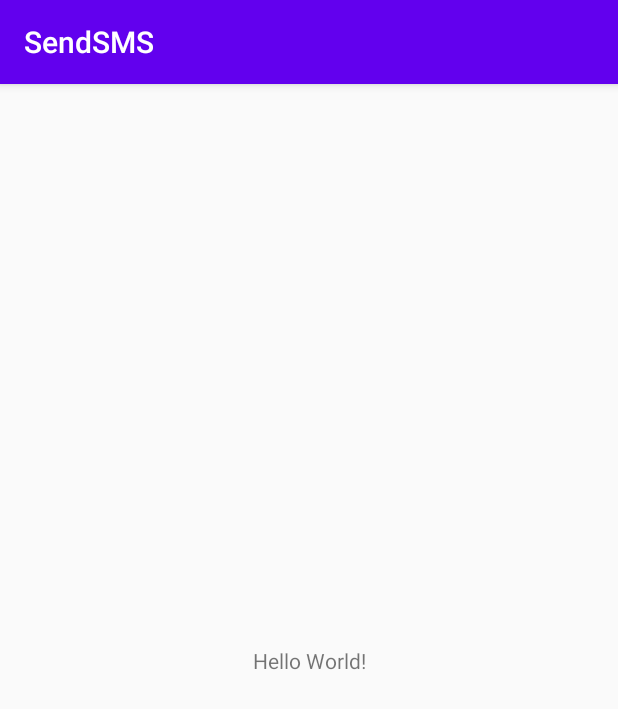
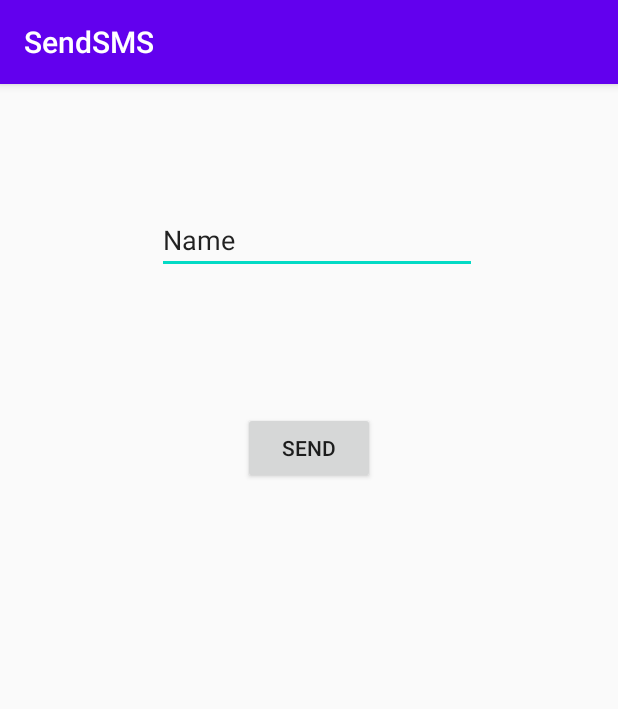
Before and after one commit to Serggithub777/android-basic-level, an Android app: the screen it shows after launch (MainActivity), on a phone screen of 412 x 824 dp. Shown: the top 709 px of the screen. Run offline under Robolectric (Android 15) with nearby library versions, the phone set to English and light mode, and no system bars.

Commit message:
Send SMS in SendSMS in Lesson_4

```diff
--- a/Lesson_4/SendSMS/app/src/main/java/com/example/sendsms/MainActivity.java
+++ b/Lesson_4/SendSMS/app/src/main/java/com/example/sendsms/MainActivity.java
@@ -2,7 +2,12 @@ package com.example.sendsms;
 
 import androidx.appcompat.app.AppCompatActivity;
 
+import android.content.Intent;
+import android.net.Uri;
 import android.os.Bundle;
+import android.view.View;
+import android.widget.Button;
+import android.widget.EditText;
 
 public class MainActivity extends AppCompatActivity {
 
@@ -10,5 +15,20 @@ public class MainActivity extends AppCompatActivity {
     protected void onCreate(Bundle savedInstanceState) {
         super.onCreate(savedInstanceState);
         setContentView(R.layout.activity_main);
+
+        final EditText enterSMStext = findViewById(R.id.editTextEnterSMS);
+        Button buttonSend = findViewById(R.id.buttonSend);
+
+        buttonSend.setOnClickListener(new View.OnClickListener() {
+            @Override
+            public void onClick(View v) {
+                String smsBody = enterSMStext.getText().toString();
+                Intent smsSend = new Intent(Intent.ACTION_SENDTO); //создаем интент с действием ACTION_SENDTO
+                smsSend.setData(Uri.parse("smsto:")); //устанавливаем в интент Uri данные в виде прсинга строки "smsto:"
+                smsSend.putExtra("sms_body", smsBody); //прикрепляем тело смс
+                startActivity(smsSend);
+
+            }
+        });
     }
 }
--- a/Lesson_4/SendSMS/app/src/main/res/layout/activity_main.xml
+++ b/Lesson_4/SendSMS/app/src/main/res/layout/activity_main.xml
@@ -6,13 +6,29 @@
     android:layout_height="match_parent"
     tools:context=".MainActivity">
 
-    <TextView
+    <EditText
+        android:id="@+id/editTextEnterSMS"
         android:layout_width="wrap_content"
         android:layout_height="wrap_content"
-        android:text="Hello World!"
-        app:layout_constraintBottom_toBottomOf="parent"
-        app:layout_constraintLeft_toLeftOf="parent"
-        app:layout_constraintRight_toRightOf="parent"
+        android:layout_marginStart="104dp"
+        android:layout_marginTop="81dp"
+        android:layout_marginEnd="94dp"
+        android:ems="10"
+        android:inputType="textPersonName"
+        android:text="@string/editTextEnterSMS"
+        app:layout_constraintEnd_toEndOf="parent"
+        app:layout_constraintStart_toStartOf="parent"
         app:layout_constraintTop_toTopOf="parent" />
 
+    <Button
+        android:id="@+id/buttonSend"
+        android:layout_width="wrap_content"
+        android:layout_height="wrap_content"
+        android:layout_marginStart="162dp"
+        android:layout_marginTop="92dp"
+        android:layout_marginEnd="162dp"
+        android:text="@string/buttonSend"
+        app:layout_constraintEnd_toEndOf="parent"
+        app:layout_constraintStart_toStartOf="parent"
+        app:layout_constraintTop_toBottomOf="@+id/editTextEnterSMS" />
 </androidx.constraintlayout.widget.ConstraintLayout>
--- a/Lesson_4/SendSMS/app/src/main/res/values/strings.xml
+++ b/Lesson_4/SendSMS/app/src/main/res/values/strings.xml
@@ -1,3 +1,5 @@
 <resources>
     <string name="app_name">SendSMS</string>
+    <string name="editTextEnterSMS">Name</string>
+    <string name="buttonSend">Send</string>
 </resources>
```
